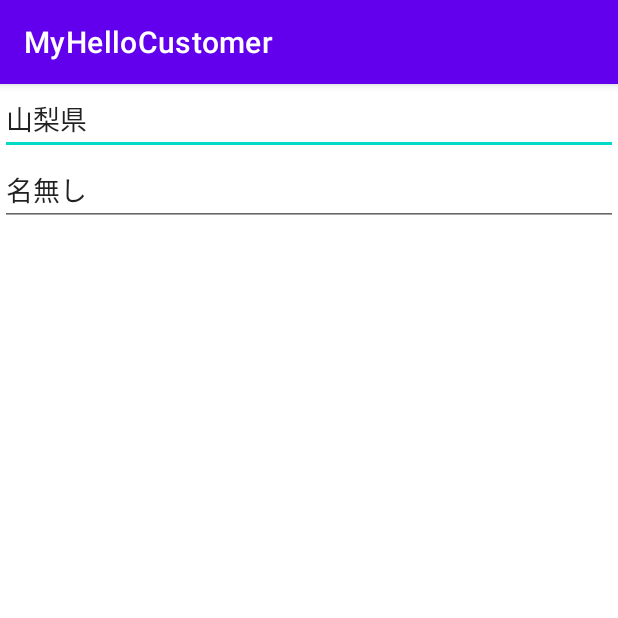
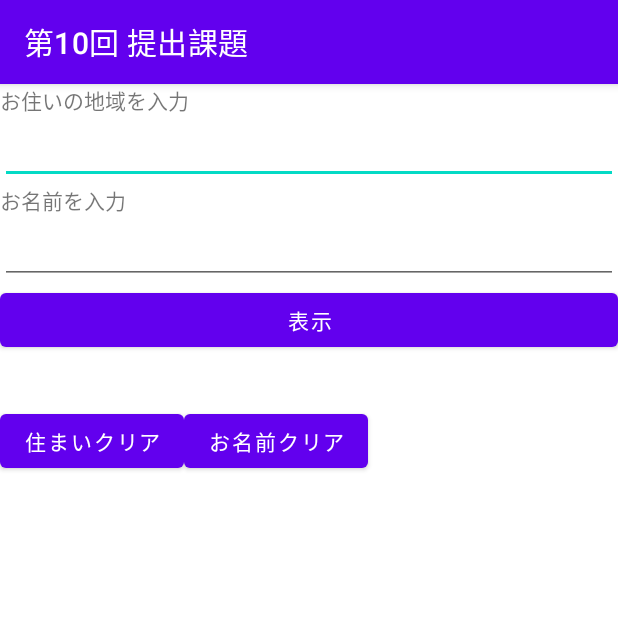
Before and after one commit to stc-s21022/MyHelloCustomer, an Android app: the screen it shows after launch (MainActivity), on a phone screen of 412 x 824 dp, the top half of it. Run offline under Robolectric (Android 15) with nearby library versions, the phone set to English and light mode, and no system bars.

Commit message:
(bt_biew) add

```diff
--- a/app/src/main/java/jp/suntech/s21022/myhellocustomer/MainActivity.java
+++ b/app/src/main/java/jp/suntech/s21022/myhellocustomer/MainActivity.java
@@ -3,6 +3,10 @@ package jp.suntech.s21022.myhellocustomer;
 import androidx.appcompat.app.AppCompatActivity;
 
 import android.os.Bundle;
+import android.view.View;
+import android.widget.Button;
+import android.widget.EditText;
+import android.widget.TextView;
 
 public class MainActivity extends AppCompatActivity {
 
@@ -10,5 +14,35 @@ public class MainActivity extends AppCompatActivity {
     protected void onCreate(Bundle savedInstanceState) {
         super.onCreate(savedInstanceState);
         setContentView(R.layout.activity_main);
+
+        Button bt_view = findViewById(R.id.bt_view);
+        CustomerListener eye = new CustomerListener();
+        bt_view.setOnClickListener(eye);
+
+        Button bt_l_clear = findViewById(R.id.bt_liveclear);
+        bt_l_clear.setOnClickListener(eye);
+
+        Button bt_n_clear = findViewById(R.id.bt_nameclear);
+        bt_n_clear.setOnClickListener(eye);
+    }
+
+    private class CustomerListener implements View.OnClickListener{
+
+
+        @Override
+        public void onClick(View view) {
+            EditText inName = findViewById(R.id.putName);
+            EditText inLive = findViewById(R.id.putLive);
+            TextView out = findViewById(R.id.tvOutput);
+
+            int id = view.getId();
+            switch (id){
+                case R.id.bt_view:  //表示
+                    String inNameStr = inName.getText().toString();
+                    String inLiveStr = inLive.getText().toString();
+                    out.setText(inNameStr + "にお住いの" + inLiveStr + "さん、こんにちは！」");
+
+            }
+        }
     }
 }
--- a/app/src/main/res/layout/activity_main.xml
+++ b/app/src/main/res/layout/activity_main.xml
@@ -7,14 +7,25 @@
     android:orientation="vertical"
     tools:context=".MainActivity" >
 
+    <TextView
+        android:id="@+id/textView"
+        android:layout_width="match_parent"
+        android:layout_height="wrap_content"
+        android:text="@string/text_live" />
+
     <EditText
         android:id="@+id/putLive"
         android:layout_width="match_parent"
         android:layout_height="wrap_content"
         android:ems="10"
         android:inputType="text"
-        android:text="山梨県"
         tools:ignore="SpeakableTextPresentCheck" />
+
+    <TextView
+        android:id="@+id/textView2"
+        android:layout_width="match_parent"
+        android:layout_height="wrap_content"
+        android:text="@string/text_name" />
 
     <EditText
         android:id="@+id/putName"
@@ -22,6 +33,36 @@
         android:layout_height="wrap_content"
         android:ems="10"
         android:inputType="text"
-        android:text="名無し"
         tools:ignore="SpeakableTextPresentCheck" />
+
+    <Button
+        android:id="@+id/bt_view"
+        android:layout_width="match_parent"
+        android:layout_height="wrap_content"
+        android:text="@string/bt_view" />
+
+    <TextView
+        android:id="@+id/tvOutput"
+        android:layout_width="match_parent"
+        android:layout_height="wrap_content"
+        android:textSize="24sp" />
+
+    <LinearLayout
+        android:layout_width="match_parent"
+        android:layout_height="match_parent"
+        android:orientation="horizontal">
+
+        <Button
+            android:id="@+id/bt_liveclear"
+            android:layout_width="wrap_content"
+            android:layout_height="wrap_content"
+            android:text="@string/bt_clear_live" />
+
+        <Button
+            android:id="@+id/bt_nameclear"
+            android:layout_width="wrap_content"
+            android:layout_height="wrap_content"
+            android:text="@string/bt_clear_name" />
+    </LinearLayout>
+
 </LinearLayout>
--- a/app/src/main/res/values/strings.xml
+++ b/app/src/main/res/values/strings.xml
@@ -1,3 +1,8 @@
 <resources>
-    <string name="app_name">MyHelloCustomer</string>
+    <string name="app_name">第10回 提出課題</string>
+    <string name="text_live">お住いの地域を入力</string>
+    <string name="text_name">お名前を入力</string>
+    <string name="bt_view">表示</string>
+    <string name="bt_clear_live">住まいクリア</string>
+    <string name="bt_clear_name">お名前クリア</string>
 </resources>
```
